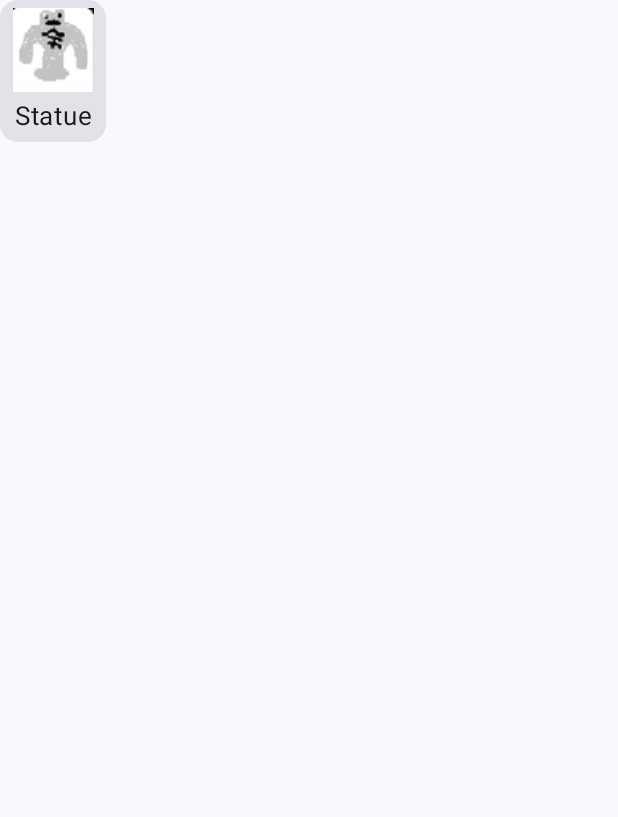
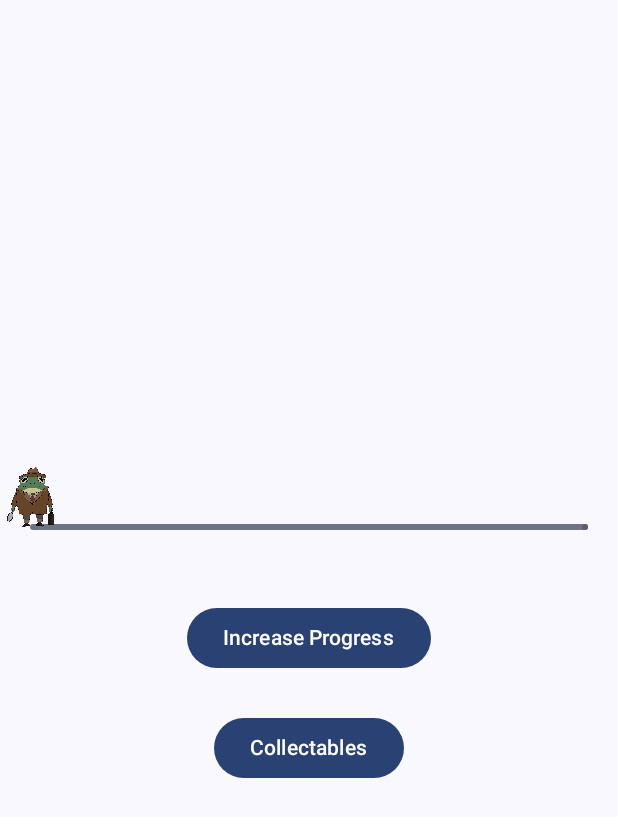
Before and after one commit to CalviceGaming/Detective-Ribbit-Companion-App, an Android app built with Jetpack Compose: the screen it shows after launch (MainActivity), on a phone screen of 412 x 824 dp. Shown: the top 817 px of the screen. Run offline under Robolectric (Android 15) with nearby library versions, the phone set to English and light mode, and no system bars.

Commit message:
Loading bar is on the main page, button the make the loading barr go up, button that goes to the colletcables page (it need bug fixing)

```diff
--- a/app/src/main/AndroidManifest.xml
+++ b/app/src/main/AndroidManifest.xml
@@ -13,6 +13,11 @@
         android:theme="@style/Theme.DetectiveRibbit"
         tools:targetApi="31">
         <activity
+            android:name=".Collectables"
+            android:exported="false"
+            android:label="@string/title_activity_collectables"
+            android:theme="@style/Theme.DetectiveRibbit" />
+        <activity
             android:name=".MainActivity"
             android:exported="true"
             android:label="@string/app_name"
--- a/app/src/main/java/pt/iade/games/detectiveribbit/MainActivity.kt
+++ b/app/src/main/java/pt/iade/games/detectiveribbit/MainActivity.kt
@@ -1,25 +1,27 @@
 package pt.iade.games.detectiveribbit
 
+import android.content.Intent
 import android.os.Bundle
 import androidx.activity.ComponentActivity
 import androidx.activity.compose.setContent
 import androidx.activity.enableEdgeToEdge
+import androidx.compose.foundation.layout.Arrangement
+import androidx.compose.foundation.layout.Column
+import androidx.compose.foundation.layout.Spacer
 import androidx.compose.foundation.layout.fillMaxSize
-import androidx.compose.foundation.layout.padding
+import androidx.compose.foundation.layout.height
+import androidx.compose.material3.Button
 import androidx.compose.material3.Scaffold
 import androidx.compose.material3.Text
 import androidx.compose.runtime.Composable
-import androidx.compose.runtime.MutableState
-import androidx.compose.runtime.getValue
-import androidx.compose.runtime.mutableStateOf
-import androidx.compose.runtime.remember
-import androidx.compose.runtime.setValue
+import androidx.compose.ui.Alignment
 import androidx.compose.ui.Modifier
 import androidx.compose.ui.tooling.preview.Preview
-import pt.iade.games.detectiveribbit.models.Collectible
-import pt.iade.games.detectiveribbit.ui.components.CollectibleInfo
-import pt.iade.games.detectiveribbit.ui.components.CollectiblePlaceHolder
+import androidx.compose.ui.unit.dp
+import pt.iade.games.detectiveribbit.ui.components.RibbitProgressBar
 import pt.iade.games.detectiveribbit.ui.theme.DetectiveRibbitTheme
+import androidx.compose.ui.platform.LocalContext
+
 
 class MainActivity : ComponentActivity() {
     override fun onCreate(savedInstanceState: Bundle?) {
@@ -38,39 +40,32 @@ class MainActivity : ComponentActivity() {
 
 @Composable
 fun MainView() {
-    var collect by remember { mutableStateOf<Collectible?>(null) }
-    var showPopup by remember { mutableStateOf(false) }
+    val context = LocalContext.current
 
-    CollectiblePlaceHolder(
-        collectible = Collectible(
-            id = 1,
-            name = "Statue",
-            image = R.drawable.ribbitstatue,
-            description = "Statue of Ribbit, " +
-                    "Found in the mafia Stackhouse.",
-            placeholderSize = 1,
-            isunlocked = true
-        ),
-        onClick = {
-            showPopup = true
-            collect = Collectible(
-                id = 1,
-                name = "Statue",
-                image = R.drawable.ribbitstatue,
-                description = "Statue of Ribbit, " +
-                        "Found in the mafia Stackhouse.",
-                placeholderSize = 1,
-                isunlocked = true,
+    Column(
+        horizontalAlignment = Alignment.CenterHorizontally, // Center content horizontally
+        verticalArrangement = Arrangement.Center,          // Center content vertically
+        modifier = Modifier.fillMaxSize()
+    ) {
 
-            )
+        RibbitProgressBar();
+
+
+        Spacer(modifier = Modifier.height(25.dp)) // Add space between the progress bar and the button
+
+
+        // Button to increase progress
+        Button(
+            onClick = {
+                // Create an Intent to start the Collectables activity
+                val intent = Intent(context, Collectables::class.java)
+                // Start the new activity
+                context.startActivity(intent)
+            }
+        ) {
+            Text(text = "Collectables")
         }
-    )
-    if ((collect != null) && showPopup)
-        CollectibleInfo(collect!!,
-            onClick = {
-                showPopup = false
-                collect = null
-            })
+    }
 }
 
 @Preview(showBackground = true)
--- a/app/src/main/java/pt/iade/games/detectiveribbit/ui/components/RibbitProgressBar.kt
+++ b/app/src/main/java/pt/iade/games/detectiveribbit/ui/components/RibbitProgressBar.kt
@@ -1,12 +1,25 @@
 package pt.iade.games.detectiveribbit.ui.components
 
 import androidx.compose.foundation.Image
+import androidx.compose.foundation.layout.Arrangement
+import androidx.compose.foundation.layout.Box
 import androidx.compose.foundation.layout.Column
+import androidx.compose.foundation.layout.fillMaxSize
+import androidx.compose.foundation.layout.fillMaxWidth
+import androidx.compose.foundation.layout.height
+import androidx.compose.foundation.layout.offset
 import androidx.compose.foundation.layout.padding
+import androidx.compose.foundation.layout.size
 import androidx.compose.foundation.layout.width
+import androidx.compose.material3.Button
 import androidx.compose.material3.LinearProgressIndicator
 import androidx.compose.material3.Text
 import androidx.compose.runtime.Composable
+import androidx.compose.runtime.getValue
+import androidx.compose.runtime.mutableStateOf
+import androidx.compose.runtime.remember
+import androidx.compose.runtime.setValue
+import androidx.compose.ui.Alignment
 import androidx.compose.ui.Modifier
 import androidx.compose.ui.platform.LocalConfiguration
 import androidx.compose.ui.res.painterResource
@@ -17,31 +30,57 @@ import pt.iade.games.detectiveribbit.ui.theme.PurpleGrey40
 
 
 @Composable
+fun RibbitProgressBar() {
+    // State to manage progress
+    val currentProgress = remember { mutableStateOf(0f) }
+    val screenWidth = LocalConfiguration.current.screenWidthDp.dp
 
-fun RibbitProgressBar(
+    // Image size and vertical offset (modifiable)
+    val ribbitImageSize = 40.dp
+    val ribbitImageVerticalOffset = (-20).dp // Adjust image height above the bar
 
-){
-    var currentProgress = 0.4f
-    val size = LocalConfiguration.current
-    val test = size.screenWidthDp
-    var ribbitImageProgress = (10+((size.screenWidthDp-152) * currentProgress)).dp
+    // Dynamically calculate the image's horizontal position
+    val ribbitImageProgress = (screenWidth - 40.dp) * currentProgress.value - (ribbitImageSize / 2)
 
+    Column(horizontalAlignment = Alignment.CenterHorizontally) {
+        // Box containing the progress bar and image
+        Box(
+            modifier = Modifier
+                .padding(start = 20.dp, end = 20.dp)
+                .fillMaxWidth()
+                .height(100.dp) // Ensure sufficient height for both image and progress bar
+        ) {
+            // Progress bar
+            LinearProgressIndicator(
+                progress = currentProgress.value.coerceIn(0f, 1f), // Clamp progress between 0 and 1
+                color = PurpleGrey40,
+                modifier = Modifier
+                    .align(Alignment.Center)
+                    .fillMaxWidth()
+            )
 
+            // Ribbit image
+            Image(
+                painter = painterResource(R.drawable.ribbit),
+                contentDescription = null,
+                modifier = Modifier
+                    .size(ribbitImageSize) // Adjust image size here
+                    .offset(x = ribbitImageProgress, y = ribbitImageVerticalOffset) // Adjust position
+                    .align(Alignment.CenterStart) // Start position relative to the Box
+            )
+        }
 
-    Column{
-        //Text(text = "$test")
-        Image(
-            painter = painterResource(R.drawable.ribbit),
-            contentDescription = null,
-            modifier = Modifier
-                .padding(start = ribbitImageProgress)
-                .width(20.dp)
-        )
-        LinearProgressIndicator(
-            progress = { currentProgress },
-            color = PurpleGrey40,
-            modifier = Modifier.padding(start = 20.dp, end = 20.dp)
-        )
+        // "Increase Progress" button
+        Button(
+            onClick = {
+                // Increment progress by 0.1 (clamped between 0 and 1)
+                if (currentProgress.value < 1.0f) {
+                    currentProgress.value += 0.1f
+                }
+            }
+        ) {
+            Text(text = "Increase Progress")
+        }
     }
 }
 
--- a/app/src/main/res/values/strings.xml
+++ b/app/src/main/res/values/strings.xml
@@ -1,3 +1,4 @@
 <resources>
     <string name="app_name">Detective Ribbit</string>
+    <string name="title_activity_collectables">Collectables</string>
 </resources>
--- a/gradle/libs.versions.toml
+++ b/gradle/libs.versions.toml
@@ -32,3 +32,4 @@ androidx-constraintlayout = { group = "androidx.constraintlayout", name = "const
 [plugins]
 android-application = { id = "com.android.application", version.ref = "agp" }
 kotlin-android = { id = "org.jetbrains.kotlin.android", version.ref = "kotlin" }
+kotlin-compose = { id = "org.jetbrains.kotlin.plugin.compose", version.ref = "kotlin" }
```
Also changed, not shown: app/src/main/java/pt/iade/games/detectiveribbit/Collectables.kt (added, +149 -0 lines), app/src/main/java/pt/iade/games/detectiveribbit/ui/components/CollectiblePlaceHolder.kt (+19 -4 lines).
